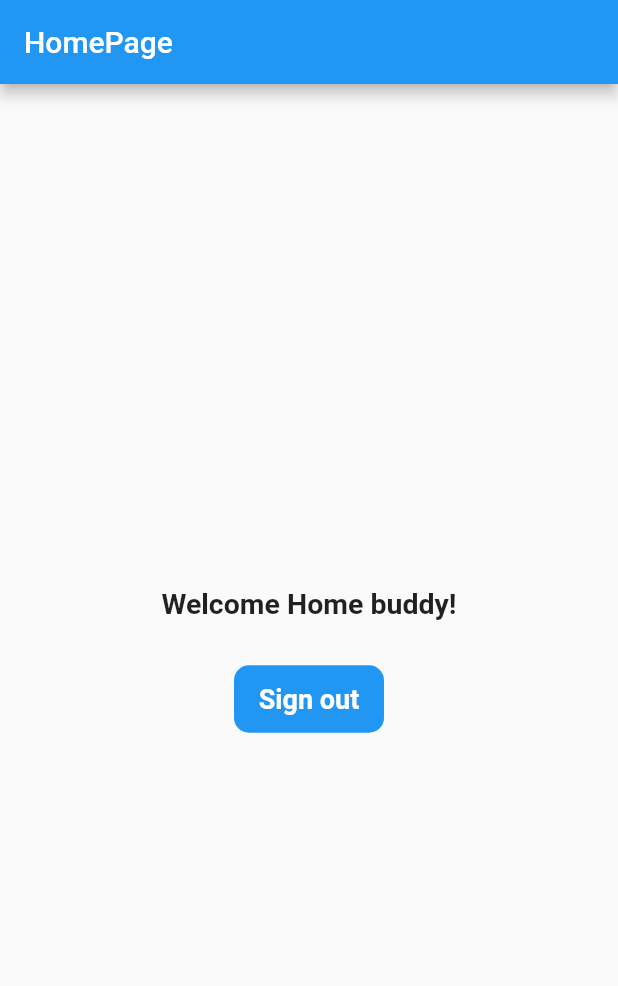
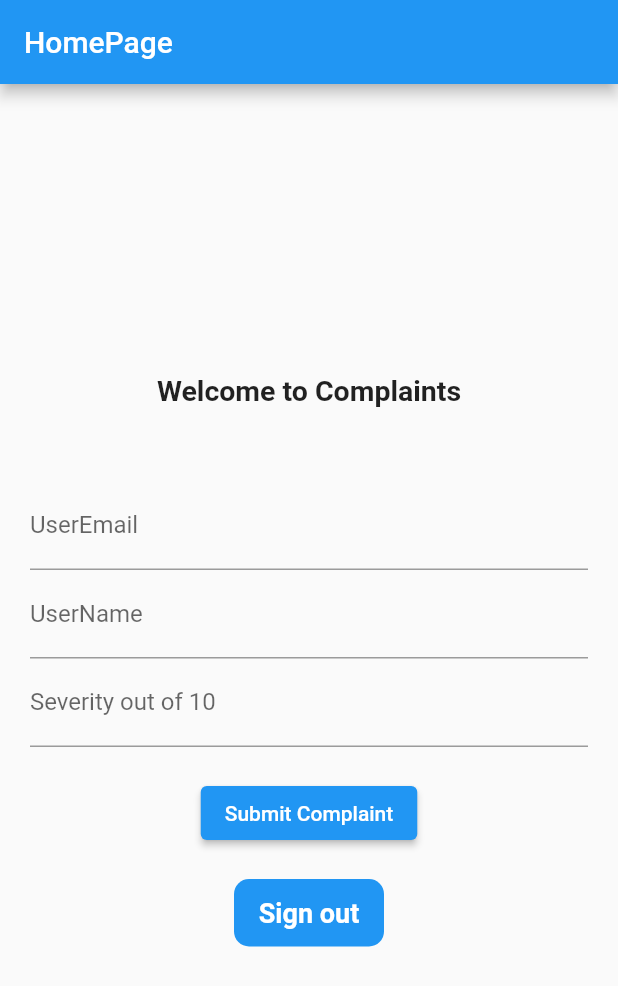
Before and after one commit to varun11192/bugsmirror, a Flutter app: the HomePage screen opened by its route, on a phone screen of 412 x 824 dp. Shown: the top 986 px of the screen. Run offline on Flutter 3.47's test engine with Material 2 defaults, Android fonts, the light colour scheme and no system bars; our stand-ins replace cloud_firestore, firebase_auth, firebase_core, fluttertoast, font_awesome_flutter, google_sign_in; accounts and stored records are empty.

Commit message:
home page form

```diff
--- a/lib/home_page.dart
+++ b/lib/home_page.dart
@@ -1,17 +1,39 @@
+import 'package:cloud_firestore/cloud_firestore.dart';
 import 'package:firebase_auth/firebase_auth.dart';
+import 'package:firebase_core/firebase_core.dart';
 import 'package:flutter/material.dart';
 import 'package:fluttertoast/fluttertoast.dart';
 
 import '/toast.dart';
 
+void main() async {
+  WidgetsFlutterBinding.ensureInitialized();
+  await Firebase.initializeApp();
+  runApp(MyApp());
+}
+
+class MyApp extends StatelessWidget {
+  @override
+  Widget build(BuildContext context) {
+    return MaterialApp(
+      home: HomePage(),
+    );
+  }
+}
+
 class HomePage extends StatefulWidget {
-  const HomePage({super.key});
+  const HomePage({Key? key}) : super(key: key);
 
   @override
   State<HomePage> createState() => _HomePageState();
 }
 
 class _HomePageState extends State<HomePage> {
+  final _formKey = GlobalKey<FormState>();
+  String title = '';
+  String summary = '';
+  String severity = '';
+
   @override
   Widget build(BuildContext context) {
     return Scaffold(
@@ -24,11 +46,77 @@ class _HomePageState extends State<HomePage> {
         children: [
           Center(
             child: Text(
-                  "Welcome Home buddy!",
+              "Welcome to Complaints",
               style: TextStyle(fontWeight: FontWeight.bold, fontSize: 19),
-                )),
+            ),
+          ),
+          SizedBox(height: 30),
+          Form(
+            key: _formKey,
+            child: Padding(
+              padding: EdgeInsets.all(20),
+              child: Column(
+                mainAxisSize: MainAxisSize.min,
+                children: [
+                  TextFormField(
+                    validator: (value) {
+                      if (value == null) {
+                        return 'Please enter title';
+                      }
+                      return null;
+                    },
+                    key: ValueKey('email'),
+                    keyboardType: TextInputType.emailAddress,
+                    decoration: InputDecoration(
+                      labelText: 'UserEmail',
+                    ),
+                    onSaved: (value) {
+                      title = value as String;
+                    },
+                  ),
+                  TextFormField(
+                    validator: (value) {
+                      if (value == null) {
+                        return 'Please provide summary.';
+                      }
+                      return null;
+                    },
+                    key: ValueKey('username'),
+                    decoration: InputDecoration(
+                      labelText: 'UserName',
+                    ),
+                    onSaved: (value) {
+                      summary = value as String;
+                    },
+                  ),
+                  TextFormField(
+                    validator: (value) {
+                      if (value == null) {
+                        return 'Please Rate Severity';
+                      }
+                      return null;
+                    },
+                    key: ValueKey('password'),
+                    decoration: InputDecoration(
+                      labelText: 'Severity out of 10',
+                    ),
+                    obscureText: true,
+                    onSaved: (value) {
+                      severity = value as String;
+                    },
+                  ),
                   SizedBox(
-              height: 30,
+                    height: 20,
+                  ),
+                  ElevatedButton(
+                    onPressed: () {
+                      _trySubmit();
+                    },
+                    child: Text('Submit Complaint'),
+                  ),
+                ],
+              ),
+            ),
           ),
           GestureDetector(
             onTap: () {
@@ -40,8 +128,7 @@ class _HomePageState extends State<HomePage> {
               height: 45,
               width: 100,
               decoration: BoxDecoration(
-                    color: Colors.blue,
-                    borderRadius: BorderRadius.circular(10)),
+                  color: Colors.blue, borderRadius: BorderRadius.circular(10)),
               child: Center(
                 child: Text(
                   "Sign out",
@@ -54,6 +141,35 @@ class _HomePageState extends State<HomePage> {
             ),
           )
         ],
-        ));
+      ),
+    );
+  }
+
+  void _trySubmit() async {
+    if (_formKey.currentState!.validate()) {
+      _formKey.currentState!.save();
+
+      // Get an instance of Firestore
+      FirebaseFirestore firestore = FirebaseFirestore.instance;
+
+      // Create a map containing the form data
+      Map<String, dynamic> formData = {
+        'email': title,
+        'username': summary,
+        'password': severity,
+      };
+
+      try {
+        // Add the form data to the "complaints" collection in Firestore
+        await firestore.collection('complaints').add(formData);
+
+        // Show a success message or perform any other action
+        showToast(message: 'Form data saved to Firestore successfully!');
+      } catch (error) {
+        // Handle errors (show an error message or log the error)
+        showToast(message: 'Error saving form data to Firestore');
+        print('Error: $error');
       }
     }
+  }
+}
```
Also changed, not shown: pubspec.lock, 2 other files. Lines whose indentation alone changed are shown as unchanged.
